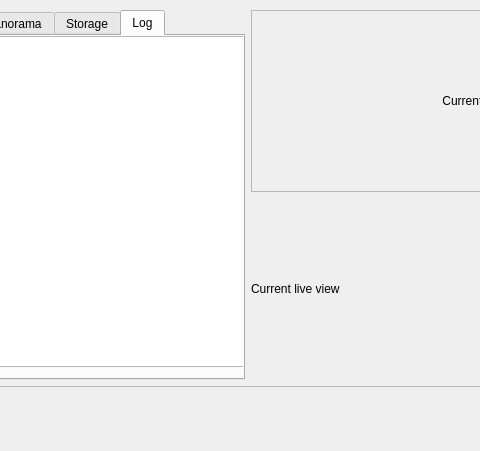
Qt form controller2.ui (borevitzlab/Gigavision) before a commit; both pictures show x 215 to 695 and y 0 to 451 of the 959 by 736 pixel window.
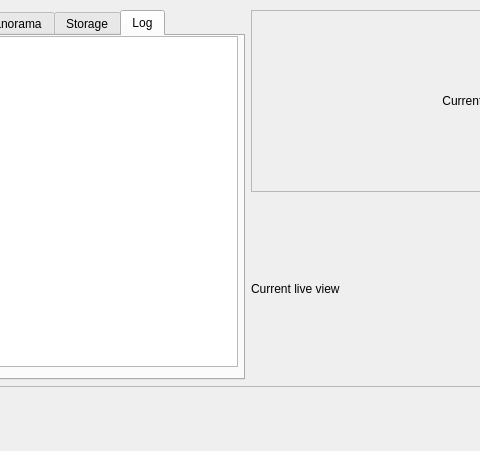
The same form after that commit. The open tabs and pages were chosen to show the change.

Diff of the .ui file:
```diff
--- a/controller2.ui
+++ b/controller2.ui
@@ -1097,7 +1097,7 @@
             <rect>
              <x>0</x>
              <y>0</y>
-             <width>491</width>
+             <width>441</width>
              <height>331</height>
             </rect>
            </property>
```
